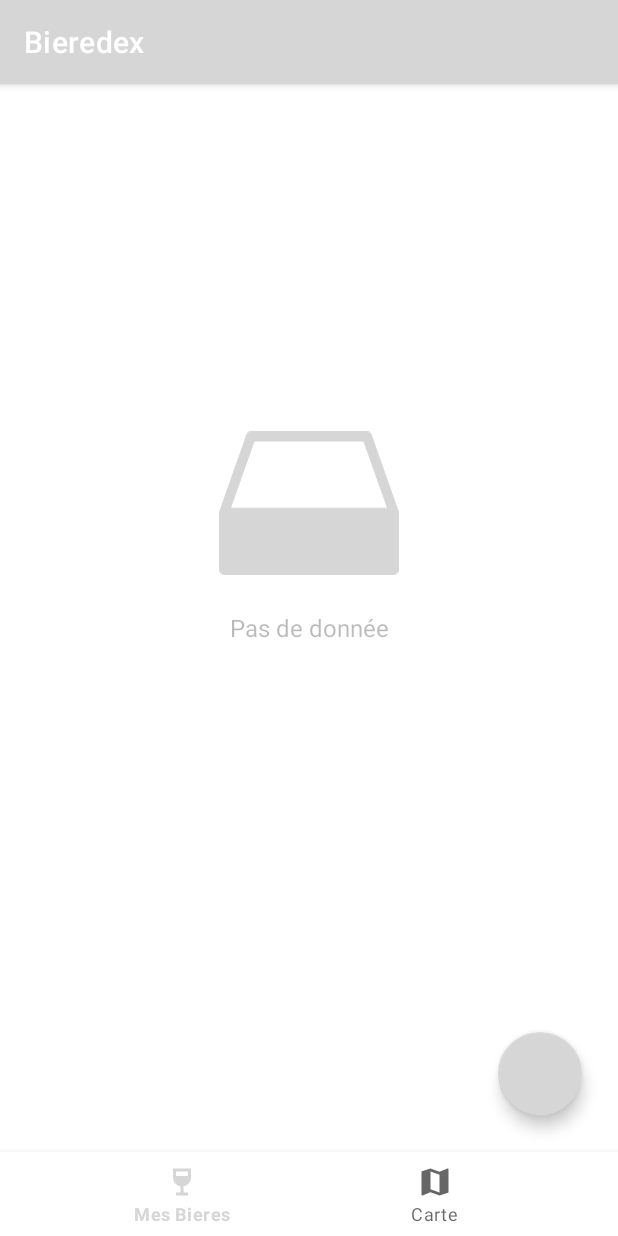
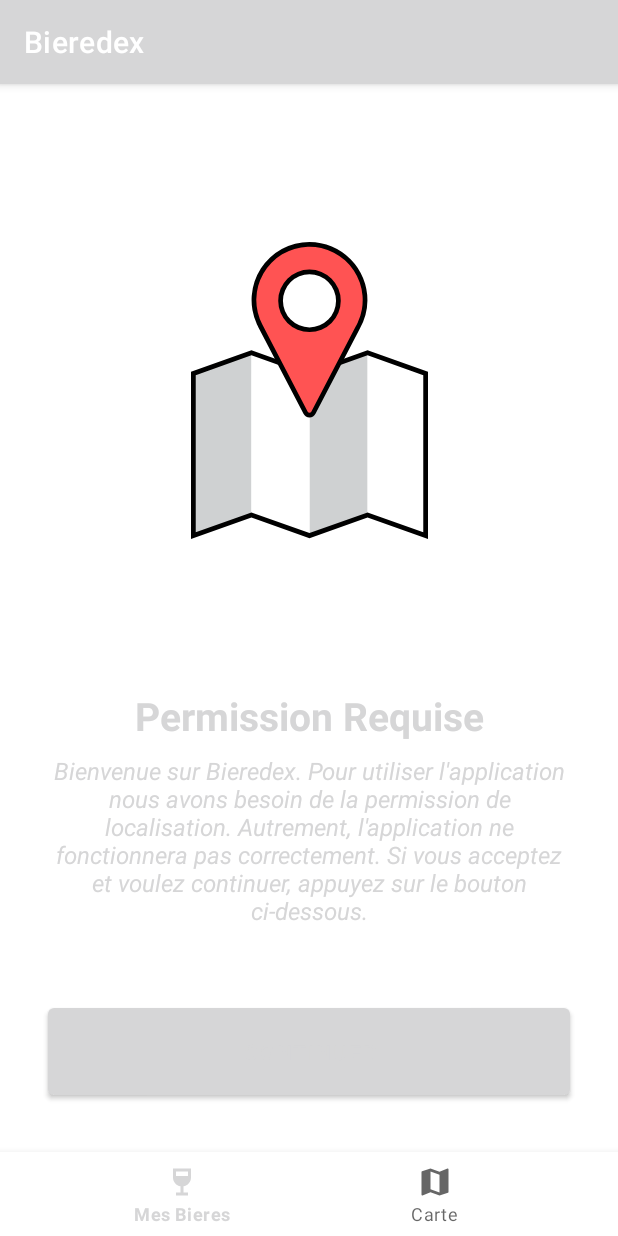
Before and after one commit to OzzOzzOzz/AAP, an Android app: the screen it shows after launch (MainActivity), on a phone screen of 412 x 824 dp. Run offline under Robolectric (Android 15) with nearby library versions, the phone set to English and light mode, and no system bars; our stand-ins replace data binding, navigation-ui; libraries missing offline, so code that uses them is left out: com.vmadalin.easypermissions; 1 statement that could not run was skipped.

Commit message:
SplashFragment

```diff
--- a/app/src/main/AndroidManifest.xml
+++ b/app/src/main/AndroidManifest.xml
@@ -15,7 +15,7 @@
         android:theme="@style/Theme.Bieredex">
         <meta-data
             android:name="com.google.android.geo.API_KEY"
-            android:value="AIzaSyDFk2bqqiaT7co_SuHGipqchauOvxwsPsA" />
+            android:value="AIzaSyCQqgRVlGbC7MmL2irglYrgzE0DXzc69Rc" />
         <activity android:name=".MainActivity">
 
             <intent-filter>
--- /dev/null
+++ b/app/src/main/java/fr/iamissam/bieredex/ui/splash/SplashFragment.kt
@@ -0,0 +1,68 @@
+package fr.iamissam.bieredex.ui.splash
+
+import android.os.Bundle
+import android.view.LayoutInflater
+import android.view.View
+import android.view.ViewGroup
+import androidx.fragment.app.Fragment
+import androidx.navigation.fragment.findNavController
+import com.vmadalin.easypermissions.EasyPermissions
+import com.vmadalin.easypermissions.dialogs.SettingsDialog
+import fr.iamissam.bieredex.R
+import fr.iamissam.bieredex.databinding.FragmentSplashBinding
+import fr.iamissam.bieredex.util.Permissions.hasLocationPermission
+import fr.iamissam.bieredex.util.Permissions.requestLocationPermission
+
+class SplashFragment : Fragment(), EasyPermissions.PermissionCallbacks {
+
+    private var _binding: FragmentSplashBinding? = null
+    private val binding get() = _binding!!
+
+    override fun onCreateView(
+        inflater: LayoutInflater, container: ViewGroup?,
+        savedInstanceState: Bundle?
+    ): View? {
+        _binding = FragmentSplashBinding.inflate(inflater, container, false)
+
+        if (hasLocationPermission(requireContext())) {
+            findNavController().navigate(R.id.action_splashFragment2_to_listFragment)
+        }
+
+        binding.continueButton.setOnClickListener {
+            if (hasLocationPermission(requireContext())) {
+                findNavController().navigate(R.id.action_splashFragment2_to_listFragment)
+            } else {
+                requestLocationPermission(this)
+            }
+        }
+
+        return binding.root
+    }
+
+    override fun onRequestPermissionsResult(
+        requestCode: Int,
+        permissions: Array<out String>,
+        grantResults: IntArray
+    ) {
+        super.onRequestPermissionsResult(requestCode, permissions, grantResults)
+        EasyPermissions.onRequestPermissionsResult(requestCode, permissions, grantResults, this)
+    }
+
+    override fun onPermissionsDenied(requestCode: Int, perms: List<String>) {
+        if (EasyPermissions.somePermissionPermanentlyDenied(this, perms[0])) {
+            SettingsDialog.Builder(requireActivity()).build().show()
+        } else {
+            requestLocationPermission(this)
+        }
+    }
+
+    override fun onPermissionsGranted(requestCode: Int, perms: List<String>) {
+        findNavController().navigate(R.id.action_splashFragment2_to_listFragment)
+    }
+
+    override fun onDestroyView() {
+        super.onDestroyView()
+        _binding = null
+    }
+
+}
--- /dev/null
+++ b/app/src/main/res/drawable-v24/ic_welcome_image.xml
@@ -0,0 +1,27 @@
+<vector xmlns:android="http://schemas.android.com/apk/res/android"
+    android:width="158.189dp"
+    android:height="198.05dp"
+    android:viewportWidth="158.189"
+    android:viewportHeight="198.05">
+  <path
+      android:pathData="M40.337,181.996 L1.579,195.811L1.579,87.683l38.758,-13.815Z"
+      android:fillColor="#cfd1d2"/>
+  <path
+      android:pathData="M117.853,181.996l-38.758,13.815L79.095,87.683l38.758,-13.815Z"
+      android:fillColor="#cfd1d2"/>
+  <path
+      android:pathData="M79.095,195.811l-38.758,-13.815L40.337,73.868L79.095,87.683Z"
+      android:fillColor="#fff"/>
+  <path
+      android:pathData="M156.611,195.811l-38.758,-13.815L117.853,73.868L156.611,87.683Z"
+      android:fillColor="#fff"/>
+  <path
+      android:fillColor="#FF000000"
+      android:pathData="M158.189,198.05l-40.337,-14.378L79.095,197.487l-38.758,-13.815L0,198.05L0,86.569l40.337,-14.377 38.758,13.815 38.758,-13.815 40.337,14.377ZM40.337,180.317l38.758,13.815L117.852,180.317l37.18,13.252L155.032,88.796l-37.18,-13.252 -38.758,13.815 -38.758,-13.815L3.158,88.796L3.158,193.573Z"/>
+  <path
+      android:pathData="M116.181,39.056a37.087,37.087 0,1 0,-69.787 17.111h0l30.1,57.705a2.933,2.933 0,0 0,5.2 0l29.411,-56.474a36.937,36.937 0,0 0,1.728 -3.318l0.01,-0.019h0A36.939,36.939 0,0 0,116.181 39.056ZM79.094,58.516a19.3,19.3 0,1 1,19.3 -19.3A19.3,19.3 0,0 1,79.094 58.516Z"
+      android:fillColor="#ff5353"/>
+  <path
+      android:fillColor="#FF000000"
+      android:pathData="M79.092,117.033a4.5,4.5 0,0 1,-4 -2.425l-30.154,-57.81c-0.095,-0.178 -0.188,-0.357 -0.28,-0.537l-0.87,-1.668h0.068a38.677,38.677 0,0 1,35.239 -54.593,38.838 38.838,0 0,1 38.664,39.077l-1.579,-0.016 1.579,0.016a38.453,38.453 0,0 1,-5.272 19.089l-29.392,56.438a4.5,4.5 0,0 1,-4 2.428ZM48.992,57.751 L77.892,113.151a1.355,1.355 0,0 0,2.4 0l29.45,-56.544a35.471,35.471 0,0 0,1.653 -3.176l0.028,-0.056a35.511,35.511 0,1 0,-63.641 2.055l1.247,2.324ZM79.092,60.095a20.878,20.878 0,1 1,20.879 -20.878A20.9,20.9 0,0 1,79.095 60.095ZM79.092,21.495a17.722,17.722 0,1 0,17.721 17.722A17.742,17.742 0,0 0,79.095 21.495Z"/>
+</vector>
--- a/app/src/main/res/layout/fragment_list.xml
+++ b/app/src/main/res/layout/fragment_list.xml
@@ -1,9 +1,9 @@
 <?xml version="1.0" encoding="utf-8"?>
 <layout xmlns:android="http://schemas.android.com/apk/res/android"
-    xmlns:tools="http://schemas.android.com/tools"
     xmlns:app="http://schemas.android.com/apk/res-auto">
 
     <data>
+
         <variable
             name="beerViewModel"
             type="fr.iamissam.bieredex.data.viewmodel.BeerViewModel" />
--- /dev/null
+++ b/app/src/main/res/layout/fragment_splash.xml
@@ -0,0 +1,69 @@
+<?xml version="1.0" encoding="utf-8"?>
+<layout xmlns:android="http://schemas.android.com/apk/res/android"
+    xmlns:tools="http://schemas.android.com/tools"
+    xmlns:app="http://schemas.android.com/apk/res-auto">
+
+    <data>
+    </data>
+
+    <androidx.constraintlayout.widget.ConstraintLayout
+        android:layout_width="match_parent"
+        android:layout_height="match_parent"
+        tools:context=".ui.splash.SplashFragment">
+
+        <ImageView
+            android:id="@+id/welcome_imageView"
+            android:layout_width="wrap_content"
+            android:layout_height="wrap_content"
+            android:layout_marginBottom="100dp"
+            android:src="@drawable/ic_welcome_image"
+            app:layout_constraintBottom_toTopOf="@+id/welcome_textView"
+            app:layout_constraintEnd_toEndOf="parent"
+            app:layout_constraintStart_toStartOf="parent" />
+
+        <TextView
+            android:id="@+id/welcome_textView"
+            android:layout_width="0dp"
+            android:layout_height="wrap_content"
+            android:layout_marginStart="32dp"
+            android:layout_marginEnd="32dp"
+            android:layout_marginBottom="8dp"
+            android:text="@string/permission_required"
+            android:textAlignment="center"
+            android:textColor="@color/red"
+            android:textSize="26sp"
+            android:textStyle="bold"
+            app:layout_constraintBottom_toTopOf="@+id/permission_description_textView"
+            app:layout_constraintEnd_toEndOf="parent"
+            app:layout_constraintStart_toStartOf="parent" />
+
+        <TextView
+            android:id="@+id/permission_description_textView"
+            android:layout_width="0dp"
+            android:layout_height="wrap_content"
+            android:layout_marginStart="32dp"
+            android:layout_marginEnd="32dp"
+            android:layout_marginBottom="48dp"
+            android:text="@string/permission_description"
+            android:textAlignment="center"
+            android:textColor="@color/black"
+            android:textSize="16sp"
+            android:textStyle="italic"
+            app:layout_constraintBottom_toTopOf="@+id/continue_button"
+            app:layout_constraintEnd_toEndOf="parent"
+            app:layout_constraintStart_toStartOf="parent" />
+
+        <Button
+            android:id="@+id/continue_button"
+            android:layout_width="0dp"
+            android:layout_height="70dp"
+            android:layout_marginStart="32dp"
+            android:layout_marginEnd="32dp"
+            android:layout_marginBottom="32dp"
+            android:text="@string/continue_text"
+            app:layout_constraintBottom_toBottomOf="parent"
+            app:layout_constraintEnd_toEndOf="parent"
+            app:layout_constraintStart_toStartOf="parent" />
+
+    </androidx.constraintlayout.widget.ConstraintLayout>
+</layout>
--- a/app/src/main/res/navigation/tab_nav_graph.xml
+++ b/app/src/main/res/navigation/tab_nav_graph.xml
@@ -3,7 +3,7 @@
     xmlns:app="http://schemas.android.com/apk/res-auto"
     xmlns:tools="http://schemas.android.com/tools"
     android:id="@+id/tab_nav_graph"
-    app:startDestination="@id/listFragment">
+    app:startDestination="@id/splashFragment2">
 
     <fragment
         android:id="@+id/listFragment"
@@ -35,4 +35,13 @@
             android:id="@+id/action_addFragment_to_listFragment"
             app:destination="@id/listFragment" />
     </fragment>
+    <fragment
+        android:id="@+id/splashFragment2"
+        android:name="fr.iamissam.bieredex.ui.splash.SplashFragment"
+        android:label="fragment_splash"
+        tools:layout="@layout/fragment_splash" >
+        <action
+            android:id="@+id/action_splashFragment2_to_listFragment"
+            app:destination="@id/listFragment" />
+    </fragment>
 </navigation>
--- a/app/src/main/res/values/strings.xml
+++ b/app/src/main/res/values/strings.xml
@@ -15,4 +15,7 @@
     <string name="ajout_reussi" type="id">Ajout réussi!</string>
     <string name="element_supprime">%s supprimé!</string>
     <string name="fill_out_all_fields">Veuillez remplir tous les champs!</string>
+    <string name="continue_text">Continuer</string>
+    <string name="permission_description">Bienvenue sur Bieredex. Pour utiliser l\'application nous avons besoin de la permission de localisation. Autrement, l\'application ne fonctionnera pas correctement. Si vous acceptez et voulez continuer, appuyez sur le bouton ci-dessous.</string>
+    <string name="permission_required">Permission Requise</string>
 </resources>
```
Also changed, not shown: app/src/main/java/fr/iamissam/bieredex/ui/map/MapFragment.kt (+4 -5 lines), app/src/main/java/fr/iamissam/bieredex/util/Constants.kt (added, +8 -0 lines), app/src/main/java/fr/iamissam/bieredex/util/Permissions.kt (added, +49 -0 lines), 1 other file.
